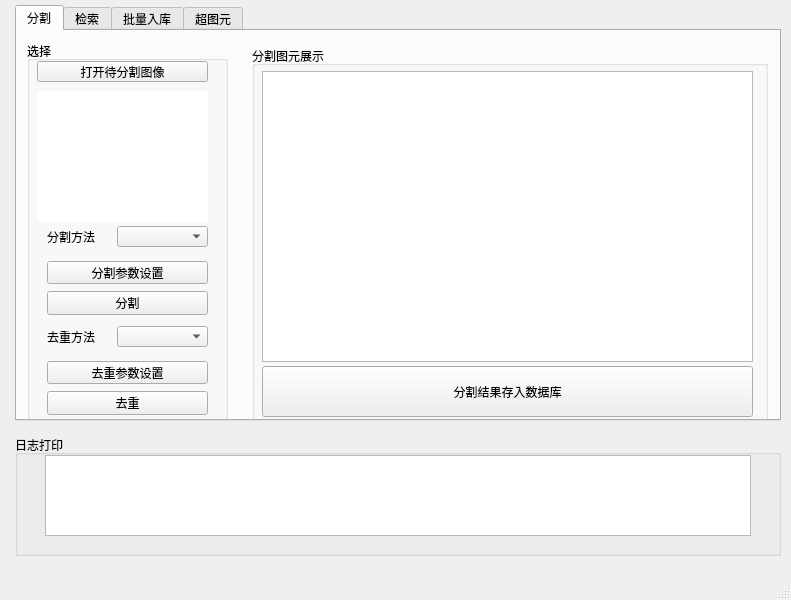
buptjz/Pixel, file system/Pixel0.1/gui/qt_pixel_main.ui: the form before one commit.
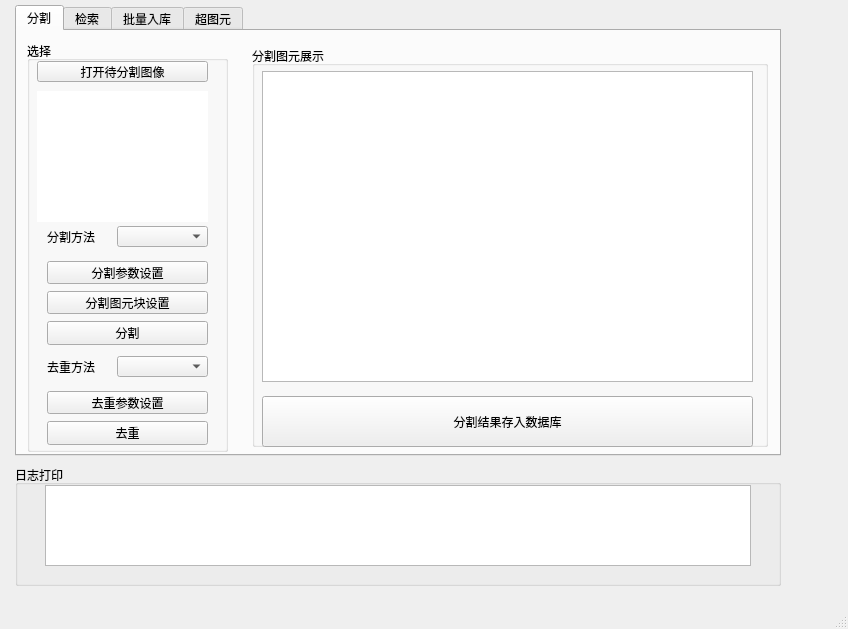
The form after the commit. The open tabs and pages were chosen to show the change.

```diff
--- a/system/Pixel0.1/gui/qt_pixel_main.ui
+++ b/system/Pixel0.1/gui/qt_pixel_main.ui
@@ -9,8 +9,8 @@
    <rect>
     <x>0</x>
     <y>0</y>
-    <width>791</width>
-    <height>600</height>
+    <width>848</width>
+    <height>629</height>
    </rect>
   </property>
   <property name="windowTitle">
@@ -26,7 +26,7 @@
       <x>15</x>
       <y>5</y>
       <width>766</width>
-      <height>416</height>
+      <height>451</height>
      </rect>
     </property>
     <property name="currentIndex">
@@ -51,7 +51,7 @@
         <x>10</x>
         <y>10</y>
         <width>201</width>
-        <height>381</height>
+        <height>411</height>
        </rect>
       </property>
       <property name="title">
@@ -102,7 +102,7 @@
        <property name="geometry">
         <rect>
          <x>20</x>
-         <y>250</y>
+         <y>280</y>
          <width>161</width>
          <height>24</height>
         </rect>
@@ -163,7 +163,7 @@
        <property name="geometry">
         <rect>
          <x>90</x>
-         <y>285</y>
+         <y>315</y>
          <width>91</width>
          <height>21</height>
         </rect>
@@ -176,7 +176,7 @@
        <property name="geometry">
         <rect>
          <x>20</x>
-         <y>350</y>
+         <y>380</y>
          <width>161</width>
          <height>24</height>
         </rect>
@@ -192,7 +192,7 @@
        <property name="geometry">
         <rect>
          <x>20</x>
-         <y>320</y>
+         <y>350</y>
          <width>161</width>
          <height>23</height>
         </rect>
@@ -208,7 +208,7 @@
        <property name="geometry">
         <rect>
          <x>20</x>
-         <y>290</y>
+         <y>320</y>
          <width>54</width>
          <height>12</height>
         </rect>
@@ -217,6 +217,22 @@
         <string>去重方法</string>
        </property>
       </widget>
+      <widget class="QPushButton" name="SetSegmentPatchesQuantityBtn">
+       <property name="enabled">
+        <bool>true</bool>
+       </property>
+       <property name="geometry">
+        <rect>
+         <x>20</x>
+         <y>250</y>
+         <width>161</width>
+         <height>23</height>
+        </rect>
+       </property>
+       <property name="text">
+        <string>分割图元块设置</string>
+       </property>
+      </widget>
      </widget>
      <widget class="QGroupBox" name="groupBox_8">
       <property name="enabled">
@@ -227,7 +243,7 @@
         <x>235</x>
         <y>15</y>
         <width>516</width>
-        <height>381</height>
+        <height>401</height>
        </rect>
       </property>
       <property name="title">
@@ -242,7 +258,7 @@
          <x>10</x>
          <y>25</y>
          <width>491</width>
-         <height>291</height>
+         <height>311</height>
         </rect>
        </property>
       </widget>
@@ -253,7 +269,7 @@
        <property name="geometry">
         <rect>
          <x>10</x>
-         <y>320</y>
+         <y>350</y>
          <width>491</width>
          <height>51</height>
         </rect>
@@ -616,7 +632,7 @@
     <property name="geometry">
      <rect>
       <x>15</x>
-      <y>435</y>
+      <y>465</y>
       <width>766</width>
       <height>121</height>
      </rect>
```
Left out of the diff: 2 changed lines with no effect on the pictures.
